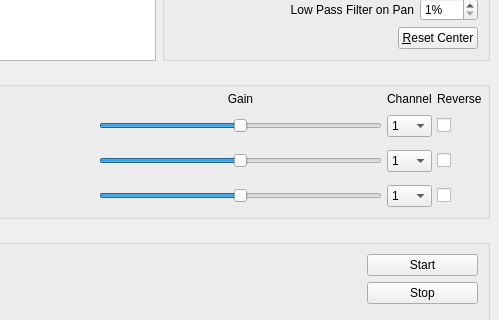
First picture: the form in gui/src/mainwindow.ui, repository dlktdr/HeadTracker, before the edit; both pictures show x 233 to 732 and y 222 to 542 of the 732 by 693 pixel window.
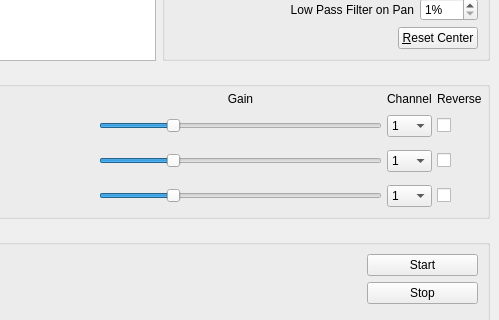
Second picture: the form after the edit. Icons and pictures are not drawn. Custom widgets are drawn as their Qt base class.

Diff of the .ui file:
```diff
--- a/gui/src/mainwindow.ui
+++ b/gui/src/mainwindow.ui
@@ -7,7 +7,7 @@
     <x>0</x>
     <y>0</y>
     <width>686</width>
-    <height>683</height>
+    <height>669</height>
    </rect>
   </property>
   <property name="windowTitle">
@@ -722,7 +722,7 @@
             <number>0</number>
            </property>
            <property name="maximum">
-            <number>500</number>
+            <number>1000</number>
            </property>
            <property name="value">
             <number>250</number>
@@ -833,7 +833,7 @@
             <number>0</number>
            </property>
            <property name="maximum">
-            <number>500</number>
+            <number>1000</number>
            </property>
            <property name="value">
             <number>250</number>
@@ -877,7 +877,7 @@
             <number>0</number>
            </property>
            <property name="maximum">
-            <number>500</number>
+            <number>1000</number>
            </property>
            <property name="value">
             <number>250</number>
```
